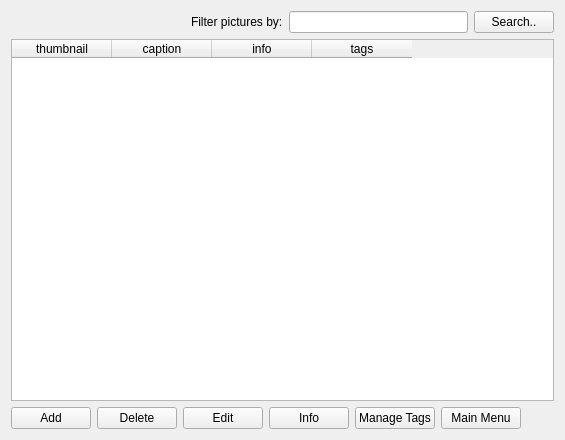
The window that qt/apps/configurator/forms/pictures.ui (Wolframe/qtClient) describes before a commit, drawn with Qt 5.
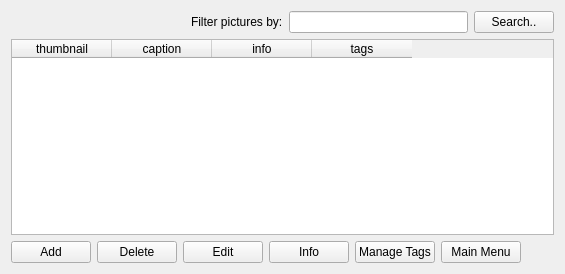
The same window after the commit.

Patch:
```diff
--- a/qt/apps/configurator/forms/pictures.ui
+++ b/qt/apps/configurator/forms/pictures.ui
@@ -7,7 +7,7 @@
     <x>0</x>
     <y>0</y>
     <width>565</width>
-    <height>440</height>
+    <height>274</height>
    </rect>
   </property>
   <property name="windowTitle">
```
Left out of the diff: 3 changed lines with no effect on the pictures.
